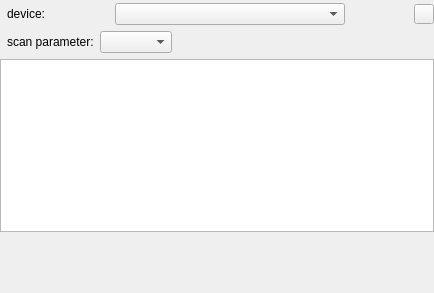
Old version of the form src/scanparameterselection.ui in the repository marvin5300/general-purpose-control.
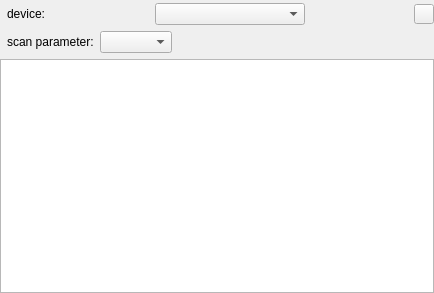
New version of the form.

Commit message:
shows parameter constraints in scanparameterselection
also added persistence to the device selection

Diff of the .ui file:
```diff
--- a/src/scanparameterselection.ui
+++ b/src/scanparameterselection.ui
@@ -76,7 +76,7 @@
        </property>
        <property name="minimumSize">
         <size>
-         <width>230</width>
+         <width>150</width>
          <height>0</height>
         </size>
        </property>
@@ -171,20 +171,47 @@
     </layout>
    </item>
    <item>
-    <widget class="QTableView" name="scanParameterTableView"/>
-   </item>
-   <item>
-    <spacer name="verticalSpacer">
-     <property name="orientation">
-      <enum>Qt::Vertical</enum>
+    <widget class="QTableWidget" name="scanParameterTableWidget">
+     <property name="verticalScrollBarPolicy">
+      <enum>Qt::ScrollBarAlwaysOff</enum>
      </property>
-     <property name="sizeHint" stdset="0">
-      <size>
-       <width>20</width>
-       <height>80</height>
-      </size>
+     <property name="horizontalScrollBarPolicy">
+      <enum>Qt::ScrollBarAlwaysOff</enum>
      </property>
-    </spacer>
+     <property name="sizeAdjustPolicy">
+      <enum>QAbstractScrollArea::AdjustToContents</enum>
+     </property>
+     <property name="editTriggers">
+      <set>QAbstractItemView::NoEditTriggers</set>
+     </property>
+     <property name="tabKeyNavigation">
+      <bool>true</bool>
+     </property>
+     <property name="showDropIndicator" stdset="0">
+      <bool>false</bool>
+     </property>
+     <property name="dragDropOverwriteMode">
+      <bool>false</bool>
+     </property>
+     <property name="alternatingRowColors">
+      <bool>true</bool>
+     </property>
+     <property name="selectionMode">
+      <enum>QAbstractItemView::NoSelection</enum>
+     </property>
+     <property name="cornerButtonEnabled">
+      <bool>false</bool>
+     </property>
+     <attribute name="horizontalHeaderHighlightSections">
+      <bool>false</bool>
+     </attribute>
+     <attribute name="verticalHeaderVisible">
+      <bool>false</bool>
+     </attribute>
+     <attribute name="verticalHeaderHighlightSections">
+      <bool>false</bool>
+     </attribute>
+    </widget>
    </item>
   </layout>
  </widget>
```
The commit also changes 6 other files.
